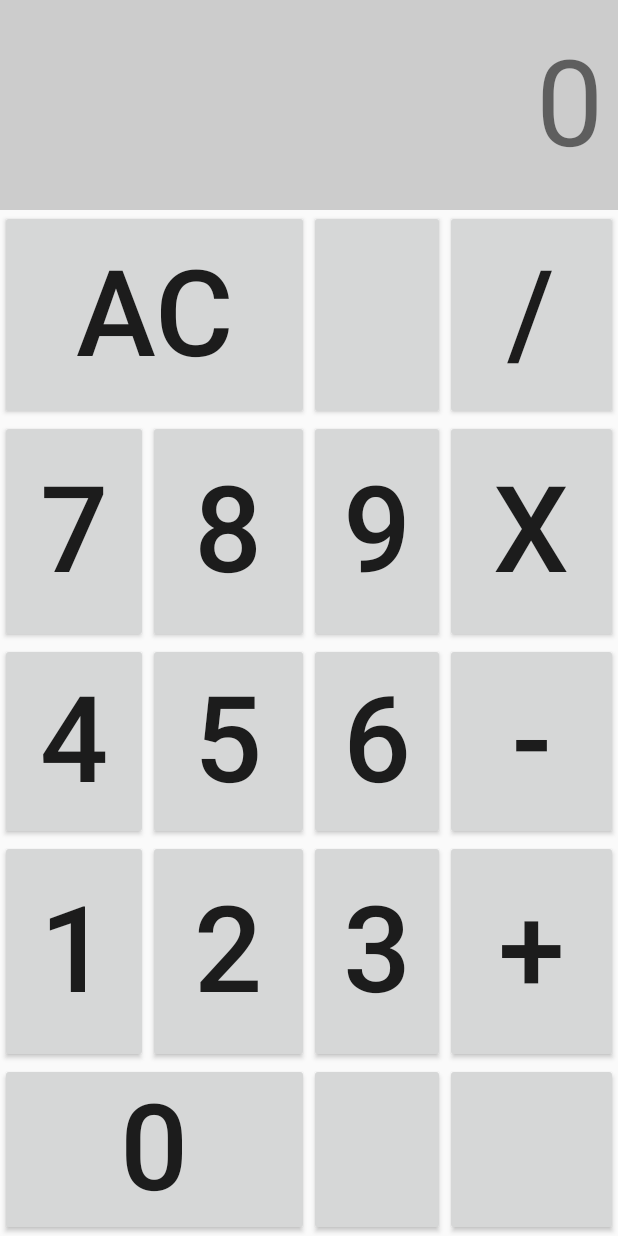
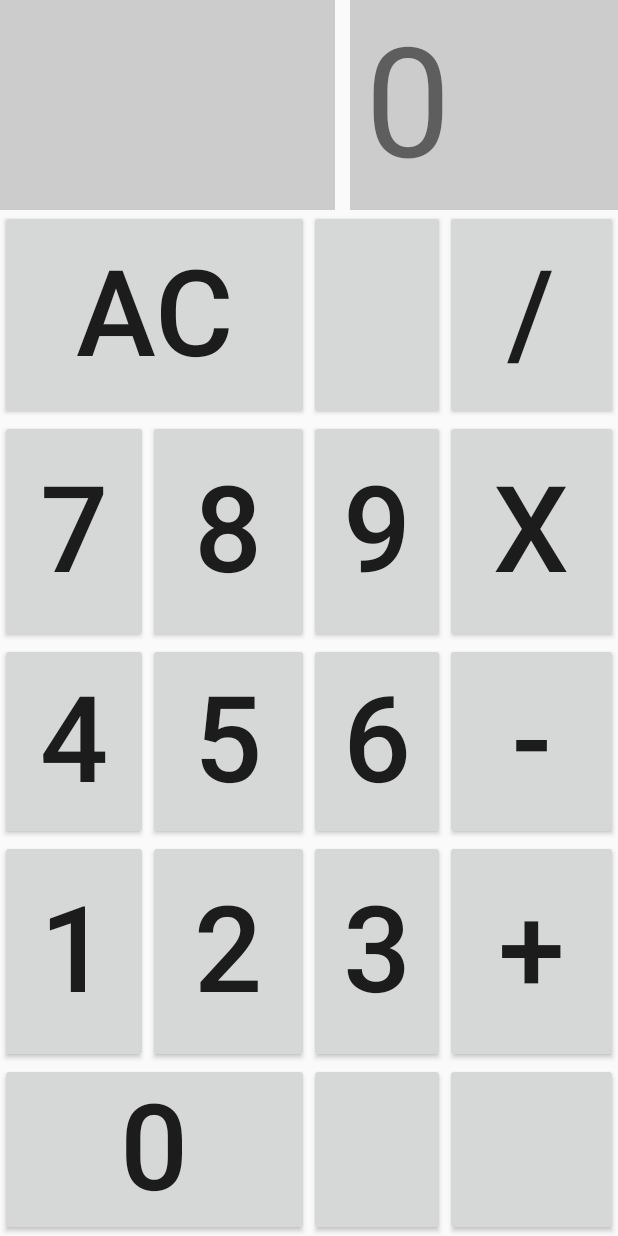
Before and after one commit to vitovalov/LiveKalc, an Android app: the screen it shows after launch (MainActivity), on a phone screen of 412 x 824 dp. Run offline under Robolectric (Android 15) with nearby library versions, the phone set to English and light mode, and no system bars; our stand-ins replace data binding.

Commit message:
Implemented first calculator approach limiting to 1 operation

```diff
--- a/app/src/main/AndroidManifest.xml
+++ b/app/src/main/AndroidManifest.xml
@@ -1,6 +1,6 @@
 <?xml version="1.0" encoding="utf-8"?>
 <manifest xmlns:android="http://schemas.android.com/apk/res/android"
-    package="com.example.livekalc">
+    package="com.vitovalov.livekalc">
 
     <application
         android:allowBackup="true"
@@ -9,7 +9,7 @@
         android:roundIcon="@mipmap/ic_launcher_round"
         android:supportsRtl="true"
         android:theme="@style/AppTheme">
-        <activity android:name=".MainActivity">
+        <activity android:name="com.vitovalov.livekalc.MainActivity">
             <intent-filter>
                 <action android:name="android.intent.action.MAIN" />
 
--- a/app/src/main/java/com/example/livekalc/MainActivity.kt
+++ /dev/null
@@ -1,12 +0,0 @@
-package com.example.livekalc
-
-import androidx.appcompat.app.AppCompatActivity
-import android.os.Bundle
-
-class MainActivity : AppCompatActivity() {
-
-    override fun onCreate(savedInstanceState: Bundle?) {
-        super.onCreate(savedInstanceState)
-        setContentView(R.layout.activity_main)
-    }
-}
--- /dev/null
+++ b/app/src/main/java/com/vitovalov/livekalc/MainActivity.kt
@@ -0,0 +1,24 @@
+package com.vitovalov.livekalc
+
+import androidx.appcompat.app.AppCompatActivity
+import android.os.Bundle
+import androidx.databinding.DataBindingUtil
+import androidx.lifecycle.ViewModelProviders
+import com.vitovalov.livekalc.databinding.ActivityMainBinding
+
+class MainActivity : AppCompatActivity() {
+
+    private val viewModel by lazy {
+        ViewModelProviders.of(this).get(MainViewModel::class.java)
+    }
+
+    override fun onCreate(savedInstanceState: Bundle?) {
+        super.onCreate(savedInstanceState)
+
+        val binding: ActivityMainBinding =
+            DataBindingUtil.setContentView(this, R.layout.activity_main)
+
+        binding.lifecycleOwner = this
+        binding.viewmodel = viewModel
+    }
+}
--- a/app/src/main/res/layout/activity_main.xml
+++ b/app/src/main/res/layout/activity_main.xml
@@ -1,56 +1,96 @@
 <?xml version="1.0" encoding="utf-8"?>
-<androidx.constraintlayout.widget.ConstraintLayout xmlns:android="http://schemas.android.com/apk/res/android"
+<layout xmlns:android="http://schemas.android.com/apk/res/android"
     xmlns:app="http://schemas.android.com/apk/res-auto"
-    xmlns:tools="http://schemas.android.com/tools"
+    xmlns:tools="http://schemas.android.com/tools">
+
+    <data>
+
+        <variable
+            name="viewmodel"
+            type="com.vitovalov.livekalc.MainViewModel" />
+    </data>
+
+    <androidx.constraintlayout.widget.ConstraintLayout
         android:layout_width="match_parent"
-    android:layout_height="match_parent"
-    tools:context=".MainActivity">
+        android:layout_height="match_parent">
+
+        <LinearLayout
+            android:id="@+id/output_ll"
+            android:layout_width="0dp"
+            android:layout_height="0dp"
+            app:layout_constraintBottom_toBottomOf="@id/gdl_h_0"
+            app:layout_constraintLeft_toLeftOf="parent"
+            app:layout_constraintRight_toRightOf="parent"
+            app:layout_constraintTop_toTopOf="parent">
+
 
         <TextView
             android:id="@+id/output_tv"
+            android:layout_height="match_parent"
+            android:layout_width="0dp"
             style="@style/WidgetBasic"
             android:background="#ccc"
-        android:gravity="right|center"
+            android:layout_weight="1"
             android:padding="@dimen/output_padding"
-        android:text="0"
+            android:lines="1"
+            android:autoSizeTextType="uniform"
+            android:text="@{viewmodel.output}"
             android:textSize="@dimen/output_text_size"
-        app:layout_constraintBottom_toBottomOf="@id/gdl_h_0"
-        app:layout_constraintLeft_toLeftOf="parent"
-        app:layout_constraintRight_toRightOf="parent"
-        app:layout_constraintTop_toTopOf="parent"
             tools:ignore="SpUsage"
             tools:text="0" />
+
+        <TextView
+            android:layout_marginLeft="10dp"
+            android:id="@+id/output_result_tv"
+            android:layout_height="match_parent"
+            android:layout_width="0dp"
+            android:lines="1"
+            android:layout_weight=".8"
+            style="@style/WidgetBasic"
+            android:background="#ccc"
+            android:autoSizeTextType="uniform"
+            android:padding="@dimen/output_padding"
+            android:text="@{viewmodel.outputResult}"
+            android:textSize="@dimen/output_text_size"
+            tools:ignore="SpUsage"
+            tools:text="022" />
+
+        </LinearLayout>
 
         <Button
             android:id="@+id/ac_btn"
             style="@style/WidgetBasic.CalcButton"
+            android:onClick="@{() -> viewmodel.acPressed()}"
             android:text="AC"
             app:layout_constraintBottom_toTopOf="@id/gdl_h_1"
             app:layout_constraintLeft_toLeftOf="parent"
             app:layout_constraintRight_toLeftOf="@id/gdl_v_2"
-        app:layout_constraintTop_toBottomOf="@id/output_tv" />
+            app:layout_constraintTop_toBottomOf="@id/output_ll" />
 
         <Button
             android:id="@+id/percent_btn"
             style="@style/WidgetBasic.CalcButton"
+            android:onClick="@{() -> viewmodel.percentPressed()}"
             android:text=""
             app:layout_constraintBottom_toTopOf="@id/gdl_h_1"
             app:layout_constraintLeft_toRightOf="@id/gdl_v_2"
             app:layout_constraintRight_toLeftOf="@id/gdl_v_3"
-        app:layout_constraintTop_toBottomOf="@id/output_tv" />
+            app:layout_constraintTop_toBottomOf="@id/output_ll" />
 
         <Button
             android:id="@+id/division_btn"
             style="@style/WidgetBasic.CalcButton"
+            android:onClick="@{() -> viewmodel.divisionPressed()}"
             android:text="/"
             app:layout_constraintBottom_toTopOf="@id/gdl_h_1"
             app:layout_constraintLeft_toRightOf="@id/gdl_v_3"
             app:layout_constraintRight_toRightOf="parent"
-        app:layout_constraintTop_toBottomOf="@id/output_tv" />
+            app:layout_constraintTop_toBottomOf="@id/output_ll" />
 
         <Button
             android:id="@+id/multiply_btn"
             style="@style/WidgetBasic.CalcButton"
+            android:onClick="@{() -> viewmodel.multiplyPressed()}"
             android:text="x"
             app:layout_constraintBottom_toTopOf="@id/gdl_h_2"
             app:layout_constraintLeft_toRightOf="@id/gdl_v_3"
@@ -60,6 +100,7 @@
         <Button
             android:id="@+id/substract_btn"
             style="@style/WidgetBasic.CalcButton"
+            android:onClick="@{() -> viewmodel.substractPressed()}"
             android:text="-"
             app:layout_constraintBottom_toTopOf="@id/gdl_h_3"
             app:layout_constraintLeft_toRightOf="@id/gdl_v_3"
@@ -69,6 +110,7 @@
         <Button
             android:id="@+id/add_btn"
             style="@style/WidgetBasic.CalcButton"
+            android:onClick="@{() -> viewmodel.addPressed()}"
             android:text="+"
             app:layout_constraintBottom_toTopOf="@id/gdl_h_4"
             app:layout_constraintLeft_toRightOf="@id/gdl_v_3"
@@ -78,6 +120,7 @@
         <Button
             android:id="@+id/zero_btn"
             style="@style/WidgetBasic.CalcButton"
+            android:onClick="@{() -> viewmodel.zeroPressed()}"
             android:text="0"
             app:layout_constraintBottom_toBottomOf="parent"
             app:layout_constraintLeft_toLeftOf="parent"
@@ -87,6 +130,7 @@
         <Button
             android:id="@+id/equal_btn"
             style="@style/WidgetBasic.CalcButton"
+            android:onClick="@{() -> viewmodel.equalPressed()}"
             android:text=""
             app:layout_constraintBottom_toBottomOf="parent"
             app:layout_constraintLeft_toRightOf="@id/gdl_v_3"
@@ -96,6 +140,7 @@
         <Button
             android:id="@+id/comma_btn"
             style="@style/WidgetBasic.CalcButton"
+            android:onClick="@{() -> viewmodel.commaPressed()}"
             android:text=""
             app:layout_constraintBottom_toBottomOf="parent"
             app:layout_constraintLeft_toRightOf="@id/gdl_v_2"
@@ -105,6 +150,7 @@
         <Button
             android:id="@+id/four_btn"
             style="@style/WidgetBasic.CalcButton"
+            android:onClick="@{() -> viewmodel.fourPressed()}"
             android:text="4"
             app:layout_constraintBottom_toTopOf="@id/gdl_h_3"
             app:layout_constraintLeft_toLeftOf="parent"
@@ -114,6 +160,7 @@
         <Button
             android:id="@+id/five_btn"
             style="@style/WidgetBasic.CalcButton"
+            android:onClick="@{() -> viewmodel.fivePressed()}"
             android:text="5"
             app:layout_constraintBottom_toTopOf="@id/gdl_h_3"
             app:layout_constraintLeft_toRightOf="@id/gdl_v_1"
@@ -123,6 +170,7 @@
         <Button
             android:id="@+id/six_btn"
             style="@style/WidgetBasic.CalcButton"
+            android:onClick="@{() -> viewmodel.sixPressed()}"
             android:text="6"
             app:layout_constraintBottom_toTopOf="@id/gdl_h_3"
             app:layout_constraintLeft_toRightOf="@id/gdl_v_2"
@@ -132,6 +180,7 @@
         <Button
             android:id="@+id/seven_btn"
             style="@style/WidgetBasic.CalcButton"
+            android:onClick="@{() -> viewmodel.sevenPressed()}"
             android:text="7"
             app:layout_constraintBottom_toTopOf="@id/gdl_h_2"
             app:layout_constraintLeft_toLeftOf="parent"
@@ -141,6 +190,7 @@
         <Button
             android:id="@+id/eight_btn"
             style="@style/WidgetBasic.CalcButton"
+            android:onClick="@{() -> viewmodel.eightPressed()}"
             android:text="8"
             app:layout_constraintBottom_toTopOf="@id/gdl_h_2"
             app:layout_constraintLeft_toRightOf="@id/gdl_v_1"
@@ -150,6 +200,7 @@
         <Button
             android:id="@+id/nine_btn"
             style="@style/WidgetBasic.CalcButton"
+            android:onClick="@{() -> viewmodel.ninePressed()}"
             android:text="9"
             app:layout_constraintBottom_toTopOf="@id/gdl_h_2"
             app:layout_constraintLeft_toRightOf="@id/gdl_v_2"
@@ -159,6 +210,7 @@
         <Button
             android:id="@+id/one_btn"
             style="@style/WidgetBasic.CalcButton"
+            android:onClick="@{() -> viewmodel.onePressed()}"
             android:text="1"
             app:layout_constraintBottom_toTopOf="@id/zero_btn"
             app:layout_constraintLeft_toLeftOf="parent"
@@ -168,6 +220,7 @@
         <Button
             android:id="@+id/two_btn"
             style="@style/WidgetBasic.CalcButton"
+            android:onClick="@{() -> viewmodel.twoPressed()}"
             android:text="2"
             app:layout_constraintBottom_toTopOf="@id/zero_btn"
             app:layout_constraintLeft_toRightOf="@id/gdl_v_1"
@@ -177,6 +230,7 @@
         <Button
             android:id="@+id/three_btn"
             style="@style/WidgetBasic.CalcButton"
+            android:onClick="@{() -> viewmodel.threePressed()}"
             android:text="3"
             app:layout_constraintBottom_toTopOf="@id/zero_btn"
             app:layout_constraintLeft_toRightOf="@id/gdl_v_2"
@@ -243,3 +297,4 @@
 
 
     </androidx.constraintlayout.widget.ConstraintLayout>
+</layout>
```
Also changed, not shown: app/build.gradle (+11 -4 lines), app/src/main/java/com/vitovalov/livekalc/MainViewModel.kt (added, +150 -0 lines), 4 other files. Lines whose indentation alone changed are shown as unchanged.
